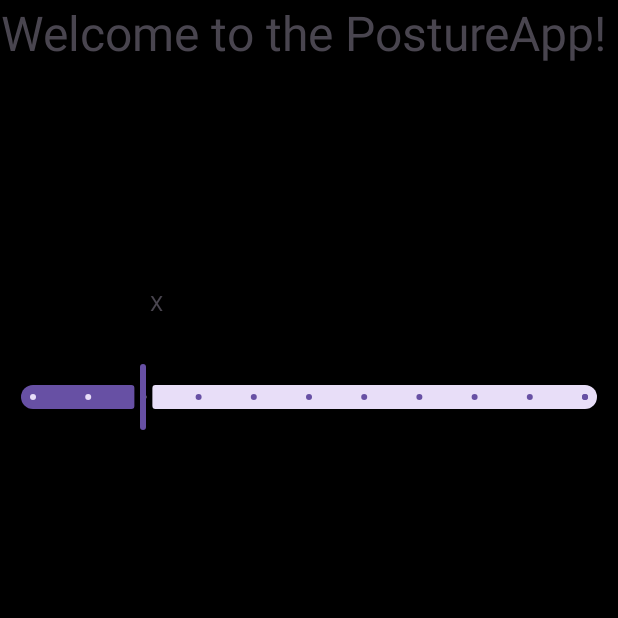
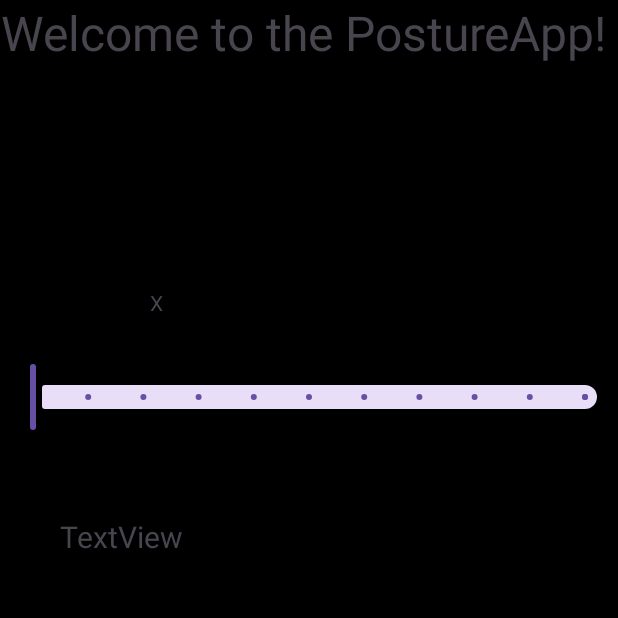
Before and after one commit to JamesRenn-ie/postureAppBrisHack24, an Android app: the screen it shows after launch (MainActivity), on a phone screen of 412 x 824 dp, the top half of it. Run offline under Robolectric (Android 15) with nearby library versions, the phone set to English and light mode, and no system bars.

Commit message:
it works!!!!!!!!

```diff
--- a/app/src/main/java/com/example/accelerometer/MainActivity.java
+++ b/app/src/main/java/com/example/accelerometer/MainActivity.java
@@ -17,11 +17,11 @@ import android.os.Bundle;
 
 public class MainActivity extends AppCompatActivity implements SensorEventListener{
 
-    private TextView xText, yText, zText;
+    private TextView xText, yText, zText, textView2;
     private Sensor mySensor;
     private SensorManager SM;
     private Vibrator vibrator;
-    private Float postureVal;
+    private Float postureVal = 0.0f;
 
     @Override
     public void onSensorChanged(SensorEvent event) {
@@ -32,10 +32,11 @@ public class MainActivity extends AppCompatActivity implements SensorEventListen
             xText.setText("Posture Score: " + Math.round(event.values[0]));
         }
 
+
 //        yText.setText("Y " + Math.round(event.values[1]));
 //        zText.setText("Z " + Math.round(event.values[2]));
 
-        if(Math.abs(event.values[0]) < 6) {
+        if(Math.abs(event.values[0]) < postureVal) {
             vibrator.vibrate(1000);
             findViewById(R.id.rlVar1).setBackgroundColor(getResources().getColor(R.color.warning));
         }else findViewById(R.id.rlVar1).setBackgroundColor(getResources().getColor(R.color.black));
@@ -67,9 +68,23 @@ public class MainActivity extends AppCompatActivity implements SensorEventListen
         xText = (TextView) findViewById(R.id.xText);
 //        yText = (TextView) findViewById(R.id.yText);
 //        zText = (TextView) findViewById(R.id.zText);
+        textView2 = (TextView) findViewById(R.id.textView2);
+
+        Slider slider = findViewById(R.id.slider);
+        slider.addOnChangeListener(new Slider.OnChangeListener() {
+            @Override
+            public void onValueChange(Slider slider, float value, boolean fromUser) {
+                // This method is called when the value of the slider changes.
+                // You can access the current value of the slider using the 'value' parameter.
+                // Do something with the value...
+                // For example, you can display it in a TextView:
+                textView2.setText("Value " + value);
+                postureVal = value;
+            }
+        });
 
 
-        }
+    }
 
     private void startForegroundService(){
 
--- a/app/src/main/res/layout/activity_main.xml
+++ b/app/src/main/res/layout/activity_main.xml
@@ -12,7 +12,7 @@
         android:id="@+id/slider"
         android:layout_width="match_parent"
         android:layout_height="wrap_content"
-        android:value="2.0"
+        android:value="0.0"
         android:valueFrom="0.0"
         android:valueTo="10.0"
         android:stepSize="1"
@@ -41,4 +41,15 @@
         app:layout_constraintEnd_toEndOf="parent"
         app:layout_constraintStart_toStartOf="parent"
         app:layout_constraintTop_toTopOf="parent" />
+
+    <TextView
+        android:id="@+id/textView2"
+        android:layout_width="120dp"
+        android:layout_height="48dp"
+        android:layout_marginStart="40dp"
+        android:layout_marginTop="344dp"
+        android:text="TextView"
+        android:textSize="20sp"
+        app:layout_constraintStart_toStartOf="parent"
+        app:layout_constraintTop_toTopOf="parent" />
 </androidx.constraintlayout.widget.ConstraintLayout>
```
